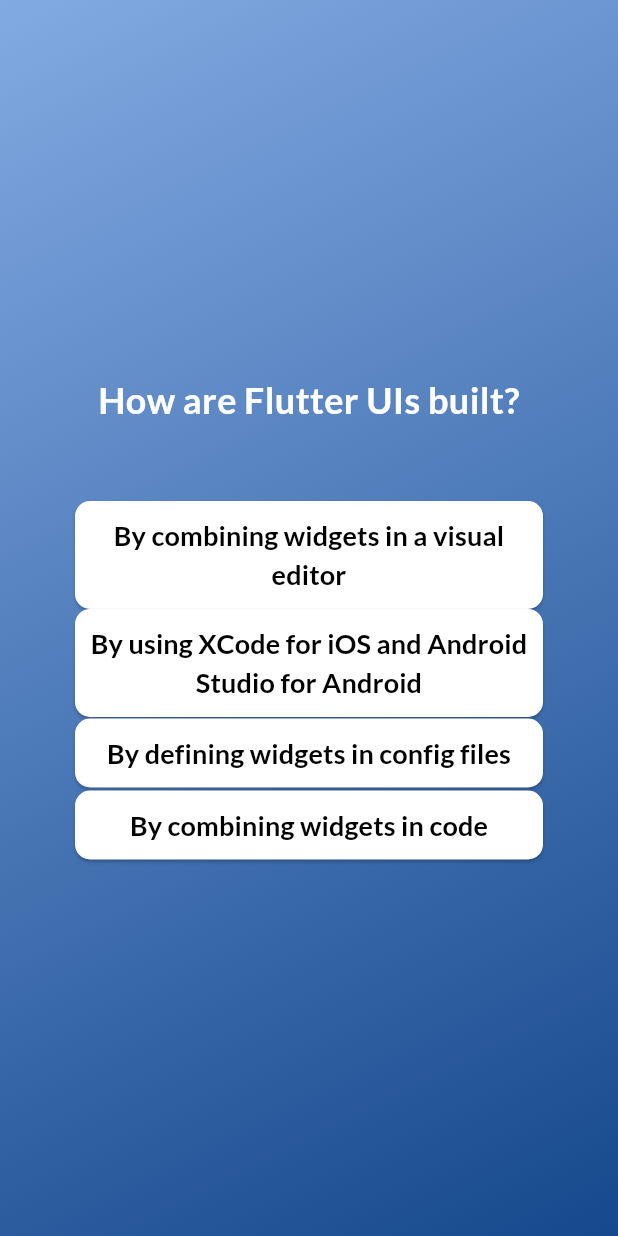
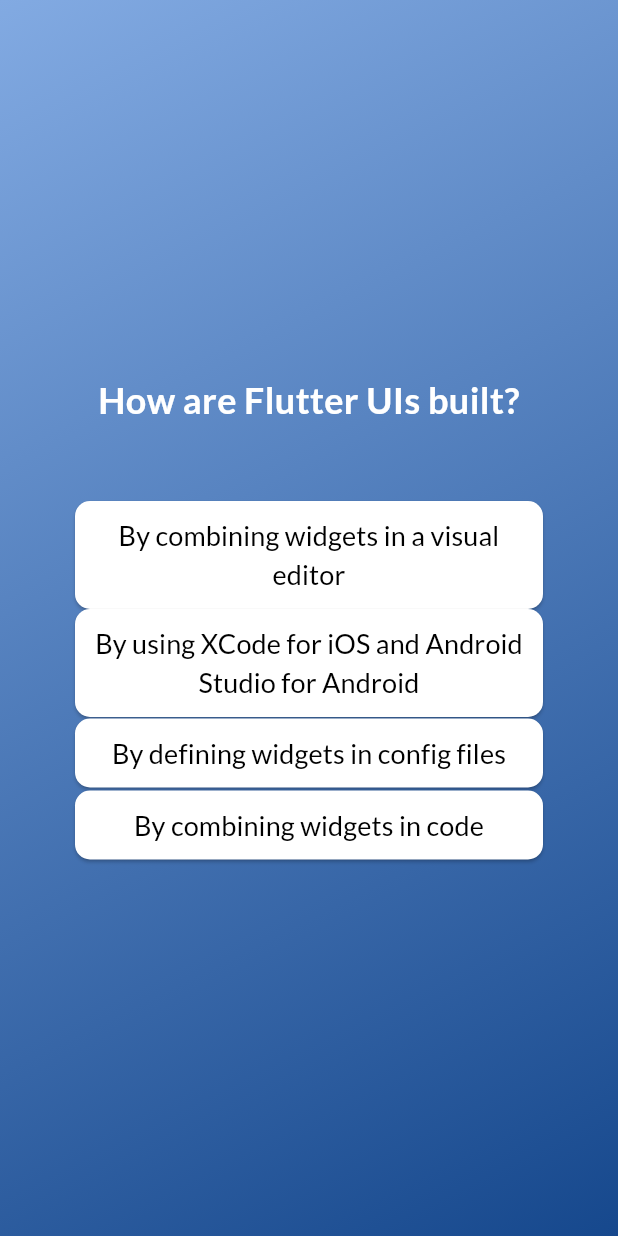
Before and after one commit to ravraw/flutter_quiz_app, a Flutter app: the screen it shows after launch, after a tap on "Start Quiz", after a tap on "Components", on a phone screen of 412 x 824 dp. Run offline on Flutter 3.47's test engine with Material 3 defaults, Android fonts, the phone set to English and light mode, and no system bars; our stand-ins replace google_fonts.

```diff
--- a/lib/questions_screen.dart
+++ b/lib/questions_screen.dart
@@ -2,26 +2,18 @@ import 'package:flutter/material.dart';
 import 'package:flutter_quiz_app/models/question.dart';
 import 'package:flutter_quiz_app/quiz_question.dart';
 
-class QuestionsScreen extends StatefulWidget {
-  const QuestionsScreen(this.question, void Function() this.select,
-      {super.key});
+class QuestionsScreen extends StatelessWidget {
+  const QuestionsScreen(this.question, this.select, {super.key});
   final Question question;
-  final Function() select;
+  final Function(String) select;
 
-  @override
-  State<QuestionsScreen> createState() {
-    return _QuestionsScreenState();
-  }
-}
-
-class _QuestionsScreenState extends State<QuestionsScreen> {
   @override
   Widget build(Object context) {
     return Column(
       mainAxisAlignment: MainAxisAlignment.center,
       crossAxisAlignment: CrossAxisAlignment.stretch,
       children: [
-        QuizQuestion(widget.question, widget.select),
+        QuizQuestion(question, select),
       ],
     );
   }
--- a/lib/quiz.dart
+++ b/lib/quiz.dart
@@ -1,6 +1,7 @@
 import 'package:flutter/material.dart';
 import 'package:flutter_quiz_app/data/questions.dart';
 import 'package:flutter_quiz_app/questions_screen.dart';
+import 'package:flutter_quiz_app/result_screen.dart';
 import 'package:flutter_quiz_app/start_screen.dart';
 
 const color1 = Color.fromARGB(255, 130, 170, 226);
@@ -18,6 +19,7 @@ class Quiz extends StatefulWidget {
 class _QuizState extends State<Quiz> {
   Widget? activeScreen;
   var currentQuestion = 0;
+  var selectedAnserws = <String>[];
 
   @override
   void initState() {
@@ -25,23 +27,31 @@ class _QuizState extends State<Quiz> {
     super.initState();
   }
 
-  void select() {
+  void retryQuiz() {
+    setState(() {
+      activeScreen = StartScreen(switchScreen);
+    });
+  }
+
+  void selectAnswer(String selectedAnswer) {
     setState(() {
       currentQuestion++;
     });
+    selectedAnserws.add(selectedAnswer);
     if (currentQuestion < questions.length) {
       switchScreen();
     } else {
       setState(() {
-        activeScreen = StartScreen(switchScreen);
+        activeScreen = ResultScreen(selectedAnserws, retryQuiz);
         currentQuestion = 0;
+        selectedAnserws.clear();
       });
     }
   }
 
   void switchScreen() {
     setState(() {
-      activeScreen = QuestionsScreen(questions[currentQuestion], select);
+      activeScreen = QuestionsScreen(questions[currentQuestion], selectAnswer);
     });
   }
 
--- a/lib/quiz_answer.dart
+++ b/lib/quiz_answer.dart
@@ -4,12 +4,12 @@ import 'package:google_fonts/google_fonts.dart';
 class QuizAnswer extends StatelessWidget {
   const QuizAnswer(this.answer, this.select, {super.key});
   final String answer;
-  final Function() select;
+  final Function(String) select;
 
   @override
   Widget build(BuildContext context) {
     return ElevatedButton(
-      onPressed: select,
+      onPressed: () => select(answer),
       style: ElevatedButton.styleFrom(
         padding: const EdgeInsets.all(10),
         backgroundColor: Colors.white,
@@ -23,7 +23,7 @@ class QuizAnswer extends StatelessWidget {
         textAlign: TextAlign.center,
         style: GoogleFonts.lato(
           fontSize: 18,
-          fontWeight: FontWeight.bold,
+          fontWeight: FontWeight.normal,
         ),
       ),
     );
--- a/lib/quiz_question.dart
+++ b/lib/quiz_question.dart
@@ -6,7 +6,7 @@ import 'package:flutter_quiz_app/quiz_answer.dart';
 class QuizQuestion extends StatelessWidget {
   const QuizQuestion(this.question, this.select, {super.key});
   final Question question;
-  final Function() select;
+  final Function(String) select;
 
   @override
   Widget build(BuildContext context) {
```
